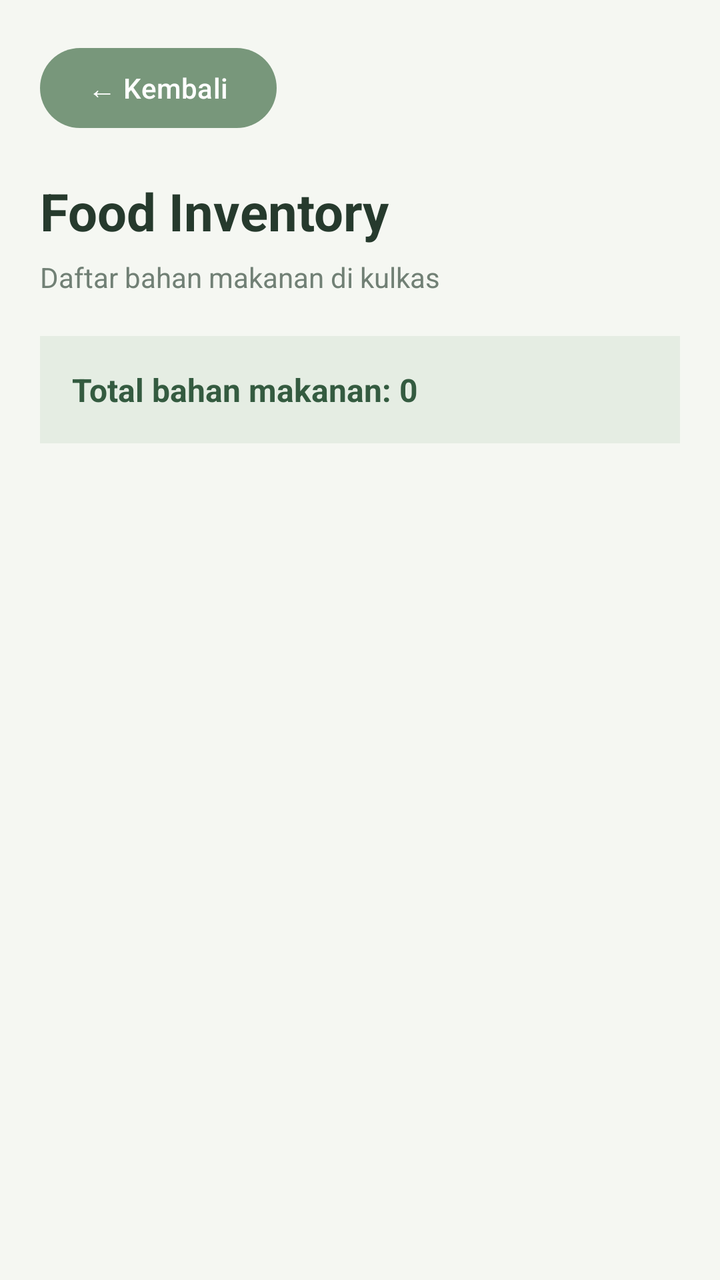
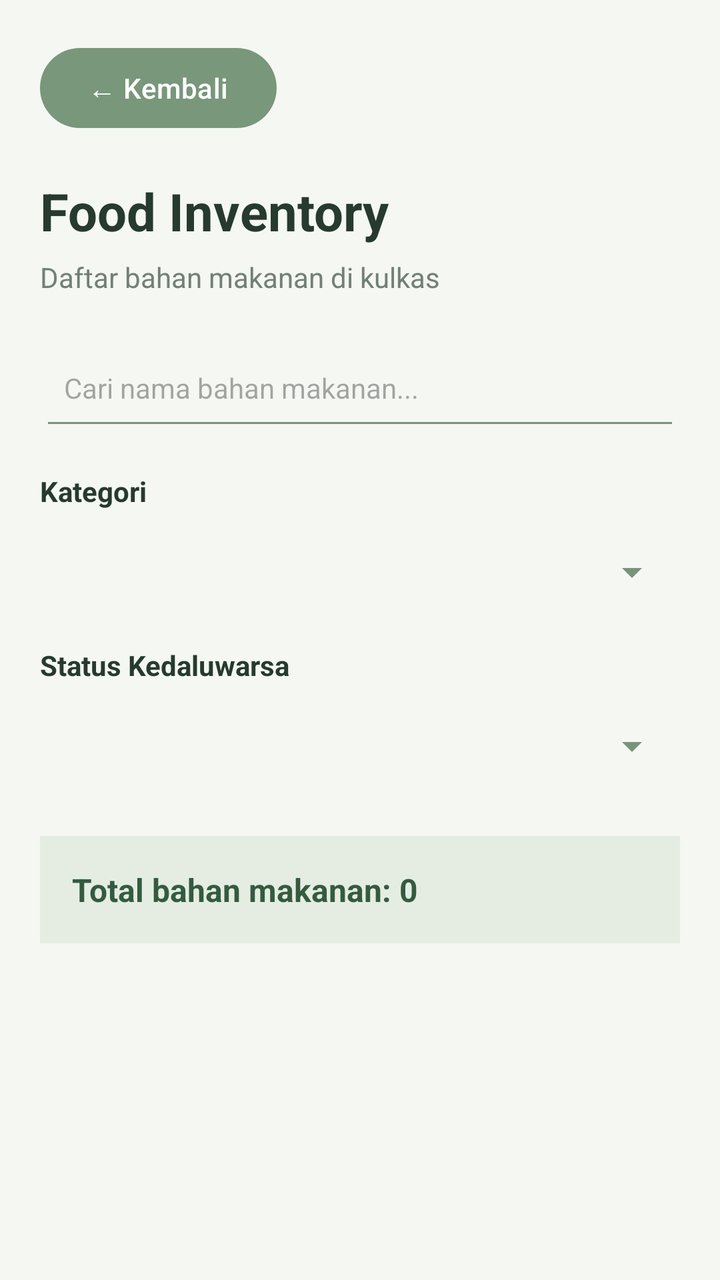

Two renders of the same Android screen: before a commit and after it. Below are the layout's source before the change and the commit's diff.
<!-- AndroidManifest.xml: application theme Theme.FridgeFoodSaver -->
<!-- res/layout/activity_inventory.xml -->
<?xml version="1.0" encoding="utf-8"?>
<ScrollView xmlns:android="http://schemas.android.com/apk/res/android"
    android:layout_width="match_parent"
    android:layout_height="match_parent"
    android:background="#F5F7F2"
    android:fillViewport="true">

    <LinearLayout
        android:layout_width="match_parent"
        android:layout_height="wrap_content"
        android:orientation="vertical"
        android:padding="20dp">

        <Button
            android:id="@+id/btnInventoryBack"
            android:layout_width="wrap_content"
            android:layout_height="wrap_content"
            android:text="← Kembali"
            android:textAllCaps="false" />

        <TextView
            android:layout_width="match_parent"
            android:layout_height="wrap_content"
            android:layout_marginTop="20dp"
            android:text="Food Inventory"
            android:textColor="#263A2D"
            android:textSize="26sp"
            android:textStyle="bold" />

        <TextView
            android:layout_width="match_parent"
            android:layout_height="wrap_content"
            android:layout_marginTop="6dp"
            android:text="Daftar bahan makanan di kulkas"
            android:textColor="#718075"
            android:textSize="14sp" />

        <TextView
            android:id="@+id/tvInventoryCount"
            android:layout_width="match_parent"
            android:layout_height="wrap_content"
            android:layout_marginTop="20dp"
            android:background="#E5EDE3"
            android:padding="16dp"
            android:text="Total bahan makanan: 0"
            android:textColor="#345B40"
            android:textSize="16sp"
            android:textStyle="bold" />

        <TextView
            android:id="@+id/tvEmptyInventory"
            android:layout_width="match_parent"
            android:layout_height="wrap_content"
            android:layout_marginTop="30dp"
            android:gravity="center"
            android:text="Belum ada bahan makanan."
            android:textColor="#718075"
            android:textSize="15sp"
            android:visibility="gone" />

        <LinearLayout
            android:id="@+id/inventoryContainer"
            android:layout_width="match_parent"
            android:layout_height="wrap_content"
            android:layout_marginTop="16dp"
            android:orientation="vertical" />

    </LinearLayout>
</ScrollView>
<!-- resources referenced by this layout -->
<resources>
  <style name="Theme.FridgeFoodSaver" parent="Theme.Material3.DayNight.NoActionBar">
  
          <item name="colorPrimary">@color/sage_green</item>
          <item name="colorOnPrimary">@color/pure_white</item>
          <item name="colorSecondary">@color/warm_orange</item>
          <item name="android:statusBarColor">@color/soft_white</item>
          <item name="android:navigationBarColor">@color/soft_white</item>
          <item name="android:windowLightStatusBar">true</item>
          <item name="android:windowBackground">@color/soft_white</item>
      </style>
  <color name="sage_green">#78977B</color>
  <color name="pure_white">#FFFFFF</color>
  <color name="warm_orange">#E99A4A</color>
  <color name="soft_white">#F5F7F2</color>
</resources>

<!-- the commit's change to res/layout/activity_inventory.xml (unified diff, before → after) -->
@@ -35,6 +35,50 @@
             android:textColor="#718075"
             android:textSize="14sp" />
 
+        <EditText
+            android:id="@+id/etSearchFood"
+            android:layout_width="match_parent"
+            android:layout_height="52dp"
+            android:layout_marginTop="20dp"
+            android:backgroundTint="#78947B"
+            android:hint="Cari nama bahan makanan..."
+            android:inputType="text"
+            android:padding="12dp"
+            android:singleLine="true"
+            android:textSize="14sp" />
+
+        <TextView
+            android:layout_width="match_parent"
+            android:layout_height="wrap_content"
+            android:layout_marginTop="16dp"
+            android:text="Kategori"
+            android:textColor="#263A2D"
+            android:textStyle="bold"
+            android:textSize="14sp" />
+
+        <Spinner
+            android:id="@+id/spinnerCategory"
+            android:layout_width="match_parent"
+            android:layout_height="50dp"
+            android:layout_marginTop="6dp"
+            android:backgroundTint="#78947B" />
+
+        <TextView
+            android:layout_width="match_parent"
+            android:layout_height="wrap_content"
+            android:layout_marginTop="12dp"
+            android:text="Status Kedaluwarsa"
+            android:textColor="#263A2D"
+            android:textStyle="bold"
+            android:textSize="14sp" />
+
+        <Spinner
+            android:id="@+id/spinnerExpiry"
+            android:layout_width="match_parent"
+            android:layout_height="50dp"
+            android:layout_marginTop="6dp"
+            android:backgroundTint="#78947B" />
+
         <TextView
             android:id="@+id/tvInventoryCount"
             android:layout_width="match_parent"
